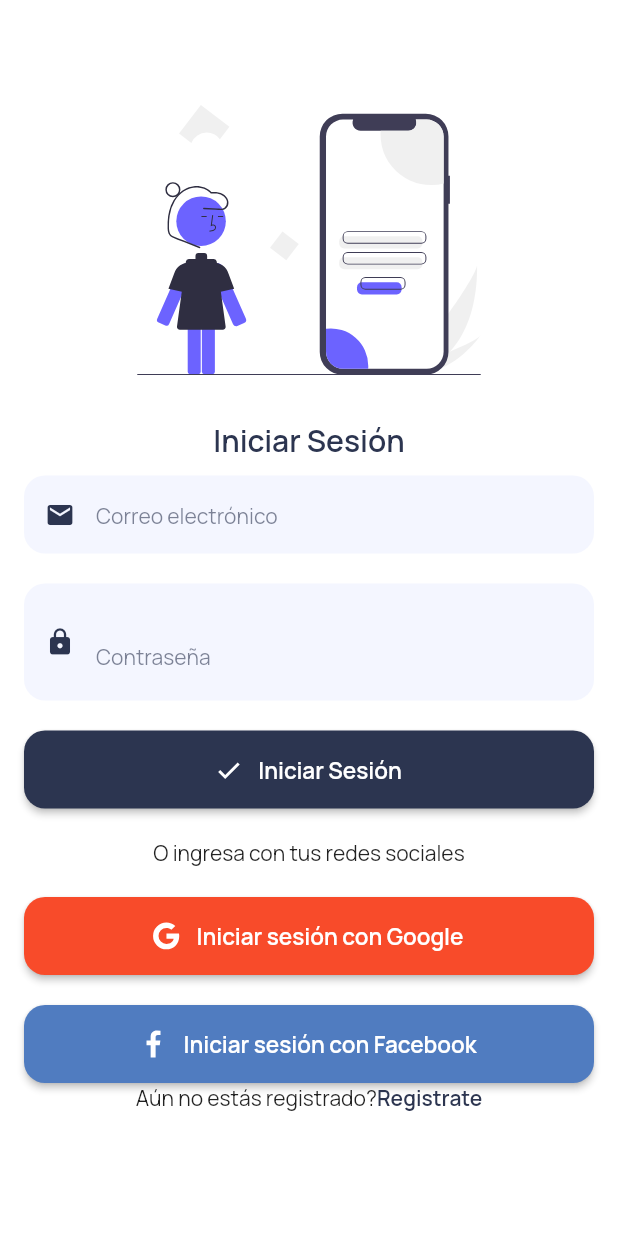
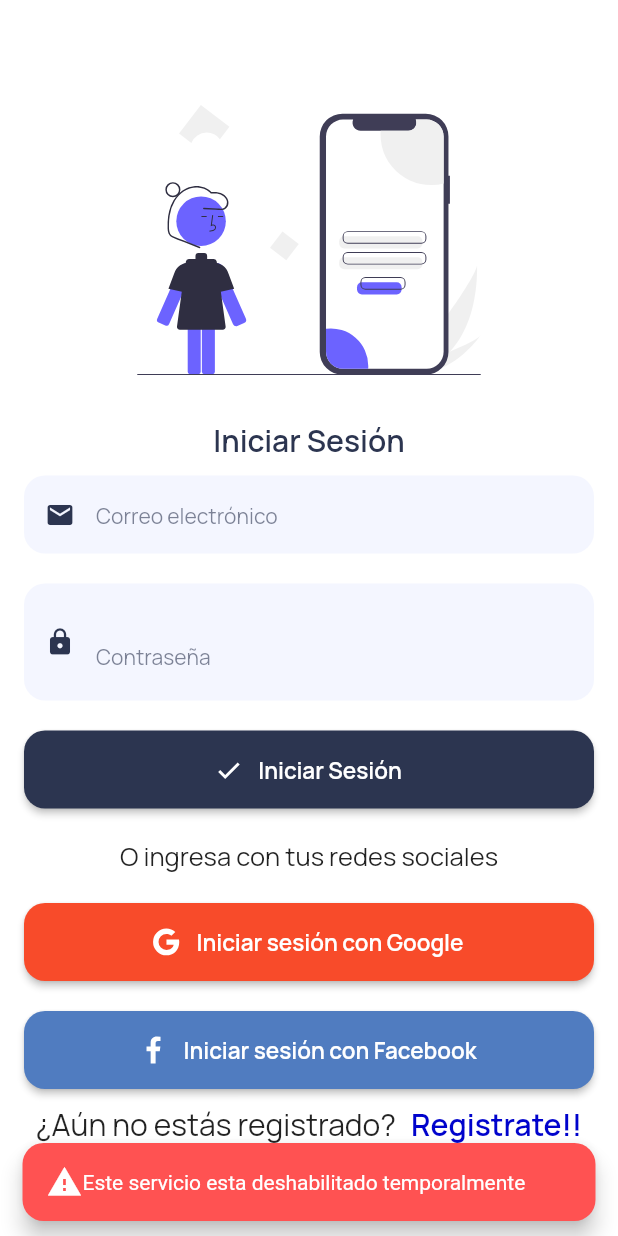
Before and after one commit to neslonBryan/tasks, a Flutter app: the screen it shows after launch, after a tap on "Iniciar sesión con Google", on a phone screen of 412 x 824 dp. Run offline on Flutter 3.47's test engine with Material 2 defaults, Android fonts, the phone set to English and light mode, and no system bars; our stand-ins replace cloud_firestore, firebase_auth, firebase_core, flutter_svg, google_fonts, google_sign_in; accounts and stored records are empty.

Commit message:
end of project , but the bug could not be fixed

```diff
--- a/lib/pages/login_page.dart
+++ b/lib/pages/login_page.dart
@@ -2,6 +2,7 @@ import 'package:firebase_auth/firebase_auth.dart';
 import 'package:firebase_core/firebase_core.dart';
 import 'package:flutter/material.dart';
 import 'package:flutter_svg/svg.dart';
+import 'package:google_sign_in/google_sign_in.dart';
 import 'package:tasks/pages/homepage.dart';
 import 'package:tasks/pages/register_pages.dart';
 import 'package:tasks/ui/general/colors.dart';
@@ -49,7 +50,15 @@ class _LoginPageState extends State<LoginPage> {
     }
   }
 
-  _loginWithGoogle() {}
+  _loginWithGoogle() {
+    showSnackBarError(
+        context, "Este servicio esta deshabilitado temporalmente");
+  }
+
+  _loginWithFacebook() {
+    showSnackBarError(
+        context, "Este servicio esta deshabilitado temporalmente");
+  }
 
   @override
   Widget build(BuildContext context) {
@@ -98,6 +107,9 @@ class _LoginPageState extends State<LoginPage> {
                 divider20(),
                 Text(
                   "O ingresa con tus redes sociales",
+                  style: TextStyle(
+                    fontSize: 17,
+                  ),
                 ),
                 divider20(),
                 ButtonCustonWidget(
@@ -113,16 +125,21 @@ class _LoginPageState extends State<LoginPage> {
                   text: "Iniciar sesión con Facebook",
                   icon: "facebook",
                   color: Color(0xff507CC0),
-                  onPressed: () {},
+                  onPressed: () {
+                    _loginWithFacebook();
+                  },
                 ),
+                divider10(),
                 Row(
                   mainAxisAlignment: MainAxisAlignment.center,
                   children: [
                     divider10(),
                     Text(
-                      "Aún no estás registrado?",
+                      "¿Aún no estás registrado?",
+                      style: TextStyle(fontSize: 20),
                     ),
                     divider10(),
+                    divider10Width(),
                     InkWell(
                       onTap: () {
                         Navigator.push(
@@ -133,11 +150,11 @@ class _LoginPageState extends State<LoginPage> {
                         );
                       },
                       child: Text(
-                        "Registrate",
+                        "Registrate!!",
                         style: TextStyle(
-                          fontWeight: FontWeight.w600,
-                          color: KBrandPrimaryColor,
-                        ),
+                            fontWeight: FontWeight.w600,
+                            color: Color.fromARGB(255, 0, 3, 204),
+                            fontSize: 20),
                       ),
                     ),
                   ],
--- a/pubspec.yaml
+++ b/pubspec.yaml
@@ -41,6 +41,7 @@ dependencies:
   google_fonts: ^3.0.1
   flutter_svg: ^1.1.6
   firebase_auth: ^4.2.0
+  google_sign_in: ^5.4.2
 
 dev_dependencies:
   flutter_test:
```
Also changed, not shown: lib/pages/homepage.dart (+22 -0 lines), pubspec.lock.
